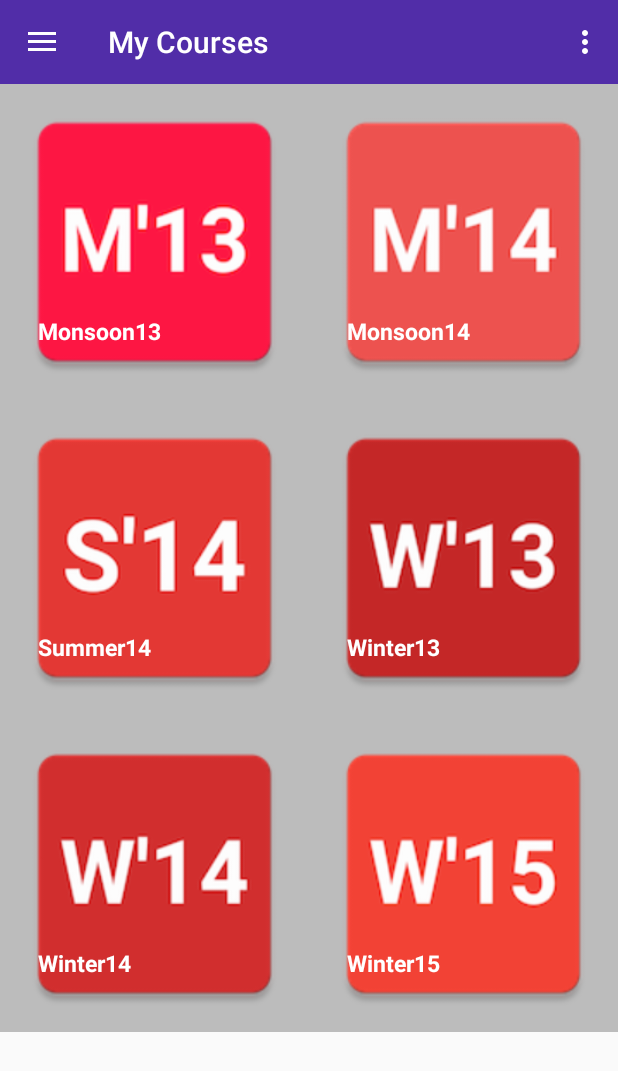
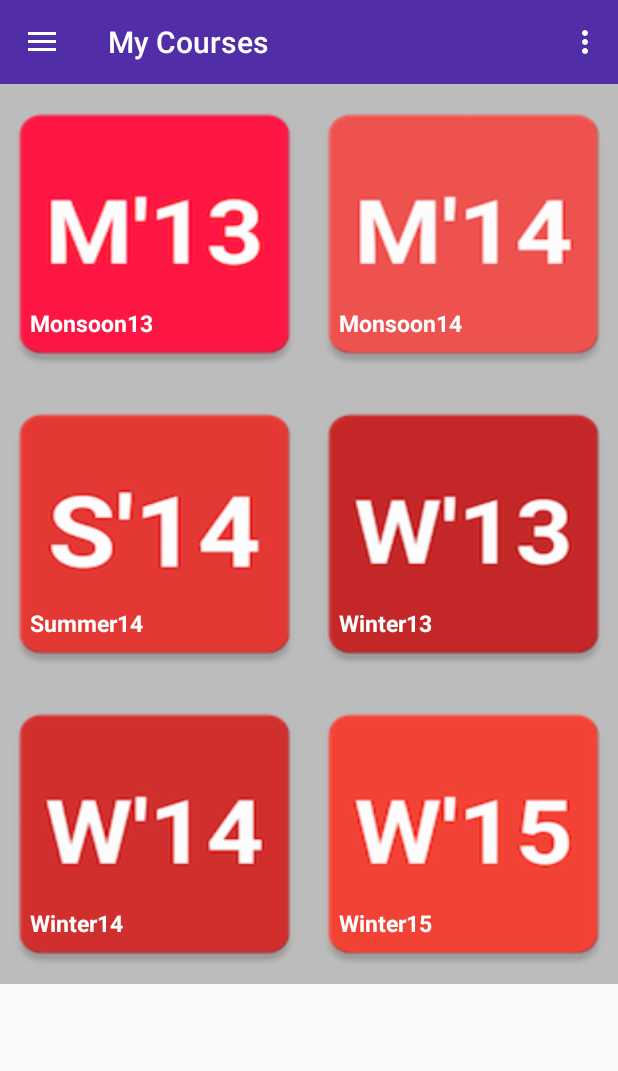
Before and after one commit to ShivamThukral/CourseExchange, an Android app: the screen it shows after launch (MainActivity), in the side drawer, after a tap on "My Courses", on a phone screen of 412 x 824 dp. Shown: the top 1071 px of the screen. Run offline under Robolectric (Android 15) with nearby library versions, the phone set to English and light mode, and no system bars.

Commit message:
all_courses, my_courses, streams done

```diff
--- a/app/src/main/res/layout/fragment_all_courses.xml
+++ b/app/src/main/res/layout/fragment_all_courses.xml
@@ -9,6 +9,7 @@
         android:layout_height="fill_parent"
         android:columnWidth="60dp"
         android:numColumns="2"
+        android:padding="00dp"
         android:verticalSpacing="00dp"
         android:horizontalSpacing="00dp"
         android:stretchMode="columnWidth"
--- a/app/src/main/res/layout/fragment_my_courses.xml
+++ b/app/src/main/res/layout/fragment_my_courses.xml
@@ -18,7 +18,8 @@
     <GridView android:id="@+id/gridView"
         android:layout_width="fill_parent"
         android:layout_height="fill_parent"
-        android:columnWidth="60dp"
+        android:columnWidth="200dp"
+        android:padding="00dp"
         android:numColumns="2"
         android:verticalSpacing="00dp"
         android:horizontalSpacing="00dp"
--- a/app/src/main/res/layout/fragment_streams.xml
+++ b/app/src/main/res/layout/fragment_streams.xml
@@ -9,6 +9,7 @@
         android:layout_height="fill_parent"
         android:columnWidth="60dp"
         android:numColumns="2"
+        android:padding="00dp"
         android:verticalSpacing="0dp"
         android:horizontalSpacing="0dp"
         android:stretchMode="columnWidth"
--- a/app/src/main/res/layout/gridview_item.xml
+++ b/app/src/main/res/layout/gridview_item.xml
@@ -5,7 +5,7 @@
     android:layout_height="match_parent"
     android:layout_gravity="center"
     android:gravity="center"
-    android:padding="5dp"
+    android:padding="00dp"
     android:background="@color/frame_background"
     android:orientation="vertical"
     android:verticalSpacing="00dp"
@@ -24,6 +24,9 @@
         android:contentDescription="@string/icon_content_description"
         android:scaleType="fitXY"
         android:adjustViewBounds="true"
+        android:padding="-10dp"
+         android:verticalSpacing="00dp"
+         android:horizontalSpacing="00dp"
         android:layout_alignParentLeft="true"
         android:layout_alignParentRight="true" />
 
```
